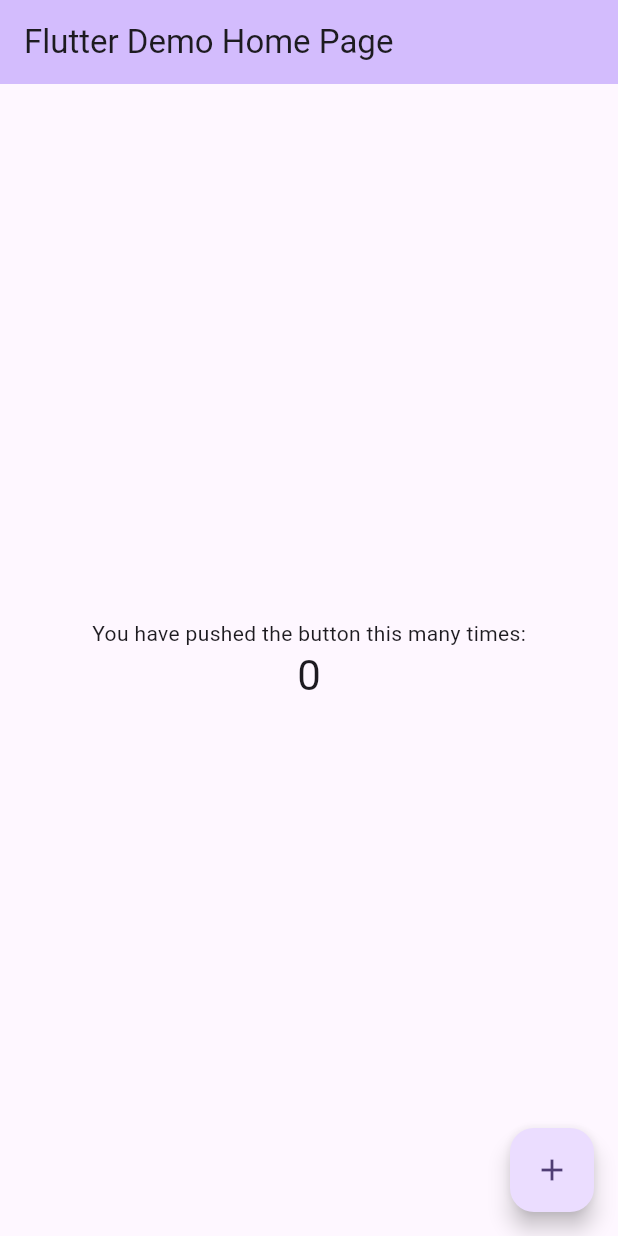
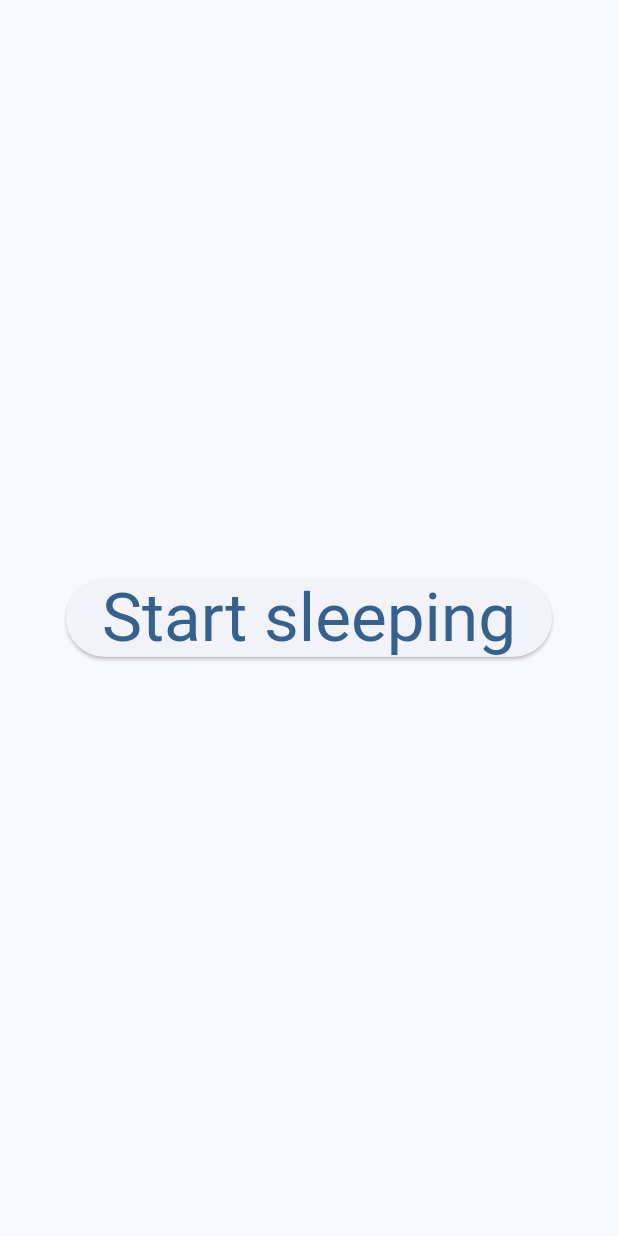
Before and after one commit to louis-marceron/sleep-monitor, a Flutter app: the screen it shows after launch, on a phone screen of 412 x 824 dp. Run offline on Flutter 3.47's test engine with Material 2 defaults, Android fonts, the phone set to English and light mode, and no system bars.

Commit message:
feat: add sleep button

```diff
--- a/lib/main.dart
+++ b/lib/main.dart
@@ -1,125 +1,204 @@
 import 'package:flutter/material.dart';
+import 'package:provider/provider.dart';
 
 void main() {
   runApp(const MyApp());
 }
 
-class MyApp extends StatelessWidget {
-  const MyApp({super.key});
+class HomePage extends StatelessWidget {
+  const HomePage({super.key});
 
-  // This widget is the root of your application.
   @override
   Widget build(BuildContext context) {
-    return MaterialApp(
-      title: 'Flutter Demo',
-      theme: ThemeData(
-        // This is the theme of your application.
-        //
-        // TRY THIS: Try running your application with "flutter run". You'll see
-        // the application has a blue toolbar. Then, without quitting the app,
-        // try changing the seedColor in the colorScheme below to Colors.green
-        // and then invoke "hot reload" (save your changes or press the "hot
-        // reload" button in a Flutter-supported IDE, or press "r" if you used
-        // the command line to start the app).
-        //
-        // Notice that the counter didn't reset back to zero; the application
-        // state is not lost during the reload. To reset the state, use hot
-        // restart instead.
-        //
-        // This works for code too, not just values: Most code changes can be
-        // tested with just a hot reload.
-        colorScheme: ColorScheme.fromSeed(seedColor: Colors.deepPurple),
-        useMaterial3: true,
+    final theme = Theme.of(context);
+    final style = theme.textTheme.displayMedium!
+        .copyWith(color: theme.colorScheme.primary);
+
+    final SleepModel sleepModel = context.watch<SleepModel>();
+    ElevatedButton sleepButton;
+
+    if (sleepModel.isSleeping()) {
+      sleepButton = ElevatedButton(
+        onPressed: sleepModel.stopSleeping,
+        child: Text('Stop sleeping', style: style),
+      );
+    } else {
+      sleepButton = ElevatedButton(
+        onPressed: sleepModel.startSleeping,
+        child: Text('Start sleeping', style: style),
+      );
+    }
+
+    return Scaffold(
+      body: Center(
+        child: Padding(
+          padding: const EdgeInsets.all(30),
+          child: sleepButton,
+        ),
       ),
-      home: const MyHomePage(title: 'Flutter Demo Home Page'),
     );
   }
 }
 
-class MyHomePage extends StatefulWidget {
-  const MyHomePage({super.key, required this.title});
-
-  // This widget is the home page of your application. It is stateful, meaning
-  // that it has a State object (defined below) that contains fields that affect
-  // how it looks.
-
-  // This class is the configuration for the state. It holds the values (in this
-  // case the title) provided by the parent (in this case the App widget) and
-  // used by the build method of the State. Fields in a Widget subclass are
-  // always marked "final".
-
-  final String title;
-
-  @override
-  State<MyHomePage> createState() => _MyHomePageState();
-}
-
-class _MyHomePageState extends State<MyHomePage> {
-  int _counter = 0;
-
-  void _incrementCounter() {
-    setState(() {
-      // This call to setState tells the Flutter framework that something has
-      // changed in this State, which causes it to rerun the build method below
-      // so that the display can reflect the updated values. If we changed
-      // _counter without calling setState(), then the build method would not be
-      // called again, and so nothing would appear to happen.
-      _counter++;
-    });
-  }
+class MyApp extends StatelessWidget {
+  const MyApp({super.key});
 
   @override
   Widget build(BuildContext context) {
-    // This method is rerun every time setState is called, for instance as done
-    // by the _incrementCounter method above.
-    //
-    // The Flutter framework has been optimized to make rerunning build methods
-    // fast, so that you can just rebuild anything that needs updating rather
-    // than having to individually change instances of widgets.
-    return Scaffold(
-      appBar: AppBar(
-        // TRY THIS: Try changing the color here to a specific color (to
-        // Colors.amber, perhaps?) and trigger a hot reload to see the AppBar
-        // change color while the other colors stay the same.
-        backgroundColor: Theme.of(context).colorScheme.inversePrimary,
-        // Here we take the value from the MyHomePage object that was created by
-        // the App.build method, and use it to set our appbar title.
-        title: Text(widget.title),
+    return ChangeNotifierProvider(
+      create: (context) => SleepModel(),
+      child: MaterialApp(
+        title: 'Sleep monitor',
+        theme: ThemeData(
+          colorScheme: ColorScheme.fromSeed(seedColor: Colors.blue),
+          useMaterial3: true,
+        ),
+        home: const HomePage(),
       ),
-      body: Center(
-        // Center is a layout widget. It takes a single child and positions it
-        // in the middle of the parent.
-        child: Column(
-          // Column is also a layout widget. It takes a list of children and
-          // arranges them vertically. By default, it sizes itself to fit its
-          // children horizontally, and tries to be as tall as its parent.
-          //
-          // Column has various properties to control how it sizes itself and
-          // how it positions its children. Here we use mainAxisAlignment to
-          // center the children vertically; the main axis here is the vertical
-          // axis because Columns are vertical (the cross axis would be
-          // horizontal).
-          //
-          // TRY THIS: Invoke "debug painting" (choose the "Toggle Debug Paint"
-          // action in the IDE, or press "p" in the console), to see the
-          // wireframe for each widget.
-          mainAxisAlignment: MainAxisAlignment.center,
-          children: <Widget>[
-            const Text(
-              'You have pushed the button this many times:',
-            ),
-            Text(
-              '$_counter',
-              style: Theme.of(context).textTheme.headlineMedium,
-            ),
-          ],
-        ),
-      ),
-      floatingActionButton: FloatingActionButton(
-        onPressed: _incrementCounter,
-        tooltip: 'Increment',
-        child: const Icon(Icons.add),
-      ), // This trailing comma makes auto-formatting nicer for build methods.
     );
   }
 }
+
+class Sleep {
+  final DateTime start;
+  DateTime? end;
+
+  Sleep(this.start);
+  Sleep.finished(this.start, this.end);
+
+  bool isSleeping() => end == null;
+
+  void stopSleeping() {
+    if (!isSleeping()) {
+      throw Exception('Cannot stop sleeping if you\'re not sleeping dummy');
+    }
+    end = DateTime.now();
+  }
+}
+
+class SleepModel extends ChangeNotifier {
+  List<Sleep> _sleepList = <Sleep>[];
+
+  List<Sleep> get sleepList => _sleepList;
+
+  bool isSleeping() {
+    return _sleepList.isNotEmpty && sleepList.last.isSleeping();
+  }
+
+  void startSleeping() {
+    if (isSleeping()) {
+      throw Exception('Cannot add a new sleep while already sleeping');
+    }
+    _sleepList.add(Sleep(DateTime.now()));
+    notifyListeners();
+  }
+
+  void stopSleeping() {
+    if (!isSleeping()) {
+      throw Exception('Cannot stop sleeping if you\'re not sleeping dummy');
+    }
+    _sleepList.last.stopSleeping();
+    notifyListeners();
+  }
+}
+
+//class MyHomePage extends StatefulWidget {
+//  const MyHomePage({super.key, required this.title});
+
+//  // This widget is the home page of your application. It is stateful, meaning
+//  // that it has a State object (defined below) that contains fields that affect
+//  // how it looks.
+
+//  // This class is the configuration for the state. It holds the values (in this
+//  // case the title) provided by the parent (in this case the App widget) and
+//  // used by the build method of the State. Fields in a Widget subclass are
+//  // always marked "final".
+
+//  final String title;
+
+//  @override
+//  State<MyHomePage> createState() => _MyHomePageState();
+//}
+
+//class _MyHomePageState extends State<MyHomePage> {
+//  int _counter = 0;
+
+//  void _incrementCounter() {
+//    setState(() {
+//      // This call to setState tells the Flutter framework that something has
+//      // changed in this State, which causes it to rerun the build method below
+//      // so that the display can reflect the updated values. If we changed
+//      // _counter without calling setState(), then the build method would not be
+//      // called again, and so nothing would appear to happen.
+//      _counter++;
+//    });
+//  }
+
+//  @override
+//  Widget build(BuildContext context) {
+//    // This method is rerun every time setState is called, for instance as done
+//    // by the _incrementCounter method above.
+//    //
+//    // The Flutter framework has been optimized to make rerunning build methods
+//    // fast, so that you can just rebuild anything that needs updating rather
+//    // than having to individually change instances of widgets.
+//    return Scaffold(
+//      appBar: AppBar(
+//        // TRY THIS: Try changing the color here to a specific color (to
+//        // Colors.amber, perhaps?) and trigger a hot reload to see the AppBar
+//        // change color while the other colors stay the same.
+//        backgroundColor: Theme.of(context).colorScheme.inversePrimary,
+//        // Here we take the value from the MyHomePage object that was created by
+//        // the App.build method, and use it to set our appbar title.
+//        title: Text(widget.title),
+//      ),
+//      body: Center(
+//        // Center is a layout widget. It takes a single child and positions it
+//        // in the middle of the parent.
+//        child: Column(
+//          // Column is also a layout widget. It takes a list of children and
+//          // arranges them vertically. By default, it sizes itself to fit its
+//          // children horizontally, and tries to be as tall as its parent.
+//          //
+//          // Column has various properties to control how it sizes itself and
+//          // how it positions its children. Here we use mainAxisAlignment to
+//          // center the children vertically; the main axis here is the vertical
+//          // axis because Columns are vertical (the cross axis would be
+//          // horizontal).
+//          //
+//          // TRY THIS: Invoke "debug painting" (choose the "Toggle Debug Paint"
+//          // action in the IDE, or press "p" in the console), to see the
+//          // wireframe for each widget.
+//          mainAxisAlignment: MainAxisAlignment.center,
+//          children: <Widget>[
+//            const Text(
+//              'You have pushed the button this many times:',
+//            ),
+//            Text(
+//              '$_counter',
+//              style: Theme.of(context).textTheme.headlineMedium,
+//            ),
+//          ],
+//        ),
+//      ),
+//      floatingActionButton: IncrementButton(
+//          incrementCounter:
+//              _incrementCounter), // This trailing comma makes auto-formatting nicer for build methods.
+//    );
+//  }
+//}
+
+//class IncrementButton extends StatelessWidget {
+//  const IncrementButton({super.key, required this.incrementCounter});
+
+//  final void Function() incrementCounter;
+
+//  @override
+//  Widget build(BuildContext context) {
+//    return FloatingActionButton(
+//      onPressed: incrementCounter,
+//      tooltip: 'Increment',
+//      child: const Icon(Icons.add),
+//    );
+//  }
+//}
--- a/pubspec.yaml
+++ b/pubspec.yaml
@@ -35,6 +35,7 @@ dependencies:
   # The following adds the Cupertino Icons font to your application.
   # Use with the CupertinoIcons class for iOS style icons.
   cupertino_icons: ^1.0.2
+  provider: ^6.0.5
 
 dev_dependencies:
   flutter_test:
```
Also changed, not shown: pubspec.lock.
